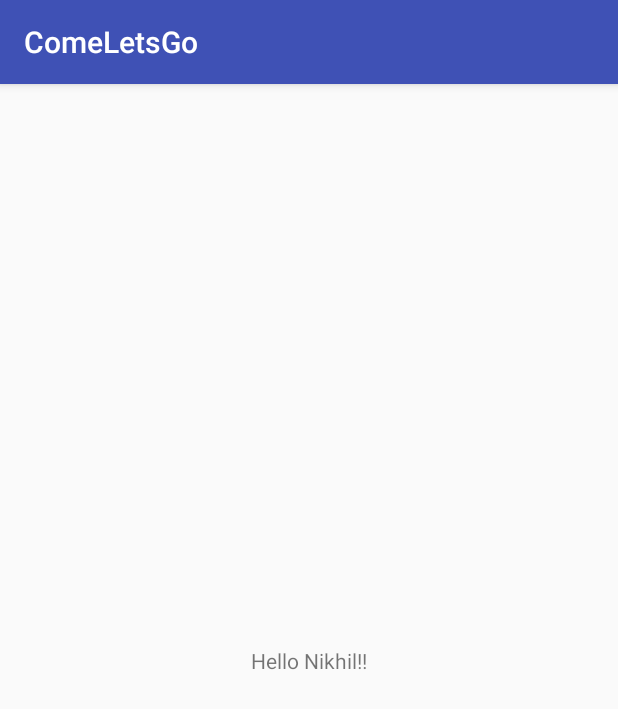
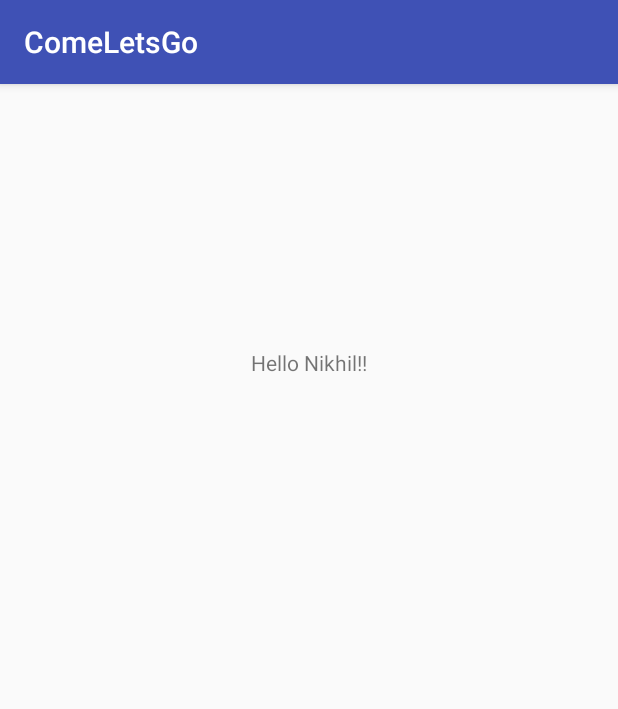
Before and after one commit to nikhil0689/ComeLetsGo, an Android app: the screen it shows after launch (LoginActivity), on a phone screen of 412 x 824 dp. Shown: the top 709 px of the screen. Run offline under Robolectric (Android 15) with nearby library versions, the phone set to English and light mode, and no system bars.

Commit message:
test commit

```diff
--- a/app/src/main/res/layout/activity_login.xml
+++ b/app/src/main/res/layout/activity_login.xml
@@ -1,14 +1,17 @@
 <?xml version="1.0" encoding="utf-8"?>
-<android.support.constraint.ConstraintLayout xmlns:android="http://schemas.android.com/apk/res/android"
-    xmlns:app="http://schemas.android.com/apk/res-auto"
-    xmlns:tools="http://schemas.android.com/tools"
-    android:layout_width="match_parent"
-    android:layout_height="match_parent"
-    tools:context="com.nikhil.sdsu.comeletsgo.LoginActivity">
+<RelativeLayout xmlns:android="http://schemas.android.com/apk/res/android"
+xmlns:app="http://schemas.android.com/apk/res-auto"
+xmlns:tools="http://schemas.android.com/tools"
+android:layout_width="match_parent"
+android:layout_height="match_parent"
+tools:context="com.nikhil.sdsu.comeletsgo.LoginActivity">
 
     <TextView
         android:layout_width="wrap_content"
         android:layout_height="wrap_content"
+        android:layout_alignParentTop="true"
+        android:layout_centerHorizontal="true"
+        android:layout_marginTop="176dp"
         android:text="Hello Nikhil!!"
         app:layout_constraintBottom_toBottomOf="parent"
         app:layout_constraintLeft_toLeftOf="parent"
@@ -16,4 +19,4 @@
         app:layout_constraintTop_toTopOf="parent" />
 
 
-</android.support.constraint.ConstraintLayout>
+</RelativeLayout>
```
